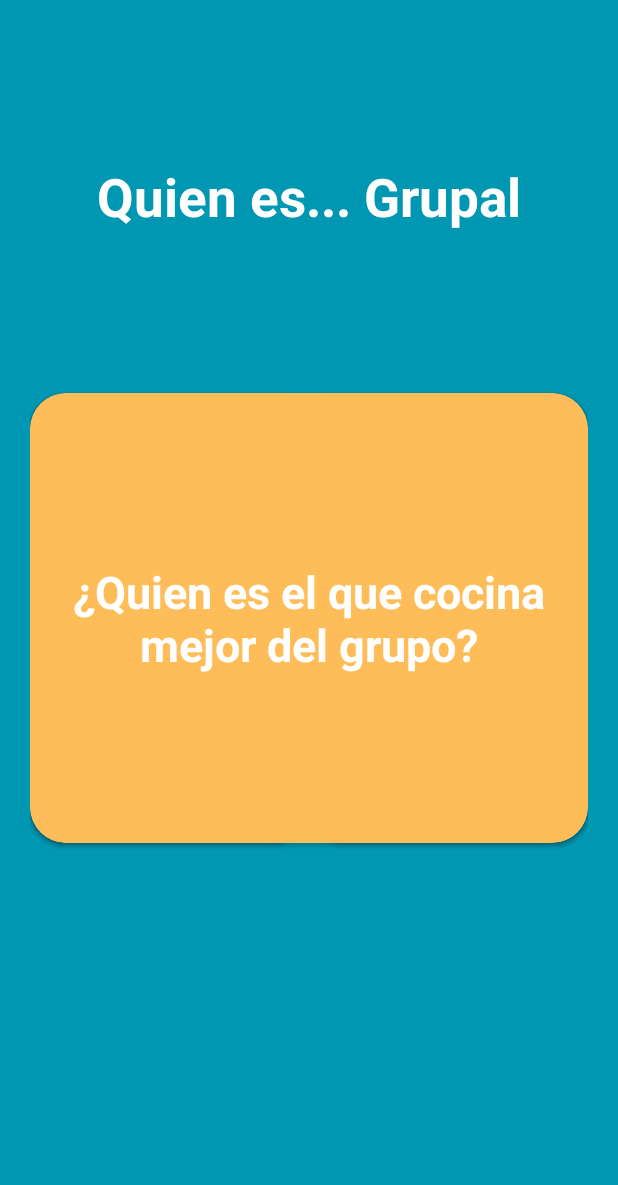
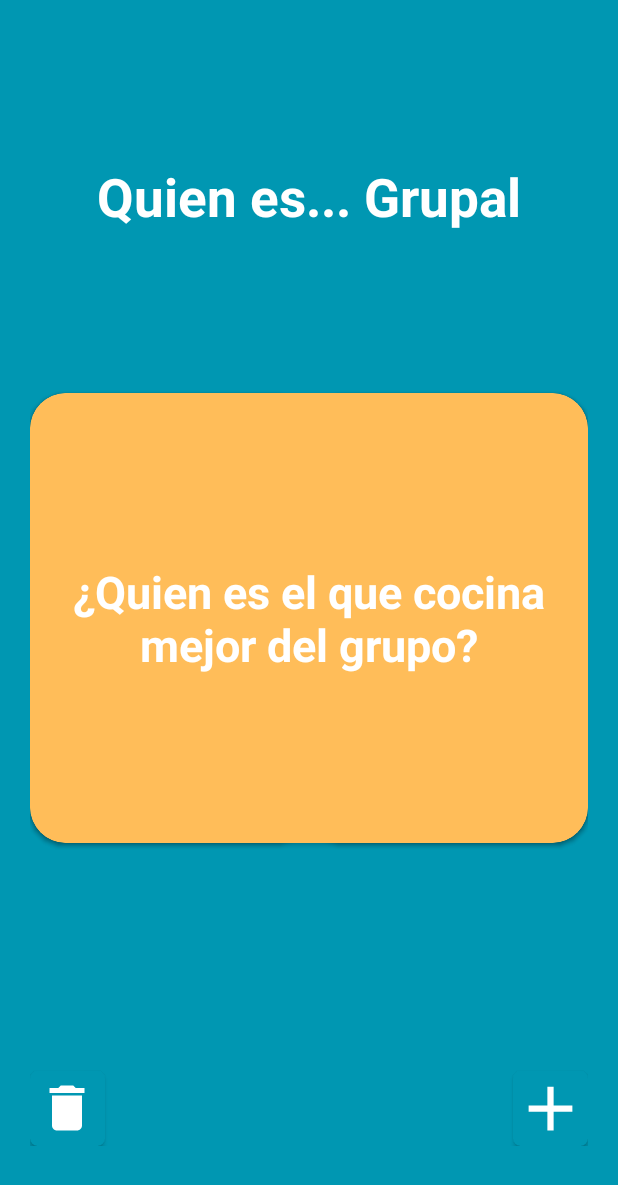
Before and after one commit to EzeDiazTrigo/QuestionsApp, an Android app: the screen it shows after launch (PreguntasActivity), after a tap on "Quien es... Grupal", on a phone screen of 412 x 824 dp. Shown: the top 1185 px of the screen. Run offline under Robolectric (Android 15) with nearby library versions, the phone set to English and light mode, and no system bars.

Commit message:
1.3.2
Se agregaron botones de add y delete questions

```diff
--- a/Preguntas1/app/src/main/java/com/example/preguntas1/Menu/MenuActivity.kt
+++ b/Preguntas1/app/src/main/java/com/example/preguntas1/Menu/MenuActivity.kt
@@ -38,12 +38,6 @@ class MenuActivity : AppCompatActivity() {
         initUI()
     }
 
-    /*private fun showDialog(){
-        val dialog = Dialog(this)
-        dialog.setContentView(R.layout.dialog_new_question)
-        dialog.show()
-    }*/
-
     private fun initialization(){
         btnWhois = findViewById(R.id.btnWhois)
         btnDeep = findViewById(R.id.btnDeep)
--- a/Preguntas1/app/src/main/java/com/example/preguntas1/Preguntas/PreguntasActivity.kt
+++ b/Preguntas1/app/src/main/java/com/example/preguntas1/Preguntas/PreguntasActivity.kt
@@ -1,5 +1,6 @@
 package com.example.preguntas1.Preguntas
 
+import android.app.Dialog
 import android.os.Bundle
 import android.util.TypedValue
 import android.widget.TextView
@@ -37,12 +38,14 @@ class PreguntasActivity : AppCompatActivity() {
     private lateinit var tvtitleQuestion: TextView
     private lateinit var cvPreQuest: CardView
     private lateinit var cvQuestionGeneral: CardView
+    private lateinit var cvDelete: CardView
+    private lateinit var cvAdd: CardView
 
     override fun onCreate(savedInstanceState: Bundle?) {
         super.onCreate(savedInstanceState)
         enableEdgeToEdge()
         setContentView(R.layout.activity_preguntas)
-        val deepQuestionsOriginal: List<String> = listOf(
+        val deepQuestionsOriginal: MutableList<String> = mutableListOf(
             "¿Eres más mental o emocional?",
             "¿Eres más mental o emocional?",
             "¿Te resulta fácil aceptar ayuda para lograr tus sueños?",
@@ -156,7 +159,7 @@ class PreguntasActivity : AppCompatActivity() {
             "¿Cuál es el recuerdo favorito que tienes de nosotros juntos?",
             "¿Te recargas estando rodeado de otras personas o pasando tiempo a solas?"
         )
-        val whoIsQuestionsOriginal: List<String> = listOf(
+        val whoIsQuestionsOriginal: MutableList<String> = mutableListOf(
             "¿Quién es más probable que atienda tu llamada a media noche?",
             "¿Quién es más probable que se sienta como en casa en tu casa?",
             "¿Quién se llevaría bien con los padres de todos?",
@@ -258,7 +261,7 @@ class PreguntasActivity : AppCompatActivity() {
             "¿Quien es el que siempre falta a las juntadas?",
             "¿Quien es el que cocina mejor del grupo?"
         )
-        val metQuestionsOriginal: List<String> = listOf(
+        val metQuestionsOriginal: MutableList<String> = mutableListOf(
             "¿Eres más mental o emocional?",
             "¿Te resulta fácil aceptar ayuda para lograr tus sueños?",
             "¿Te arrepientes de no haber hecho algo en la vida?",
@@ -462,7 +465,7 @@ class PreguntasActivity : AppCompatActivity() {
             "¿Consideras que tardas mucho en mostrar tus miedos y vulnerabilidades ante un amigo o una amiga?",
             "¿Quién te ha influido más en esta vida?"
         )
-        val linesIdeasOriginal: List<String> = listOf("¿A quién elegirías para sobrevivir en una isla desierta contigo?",
+        val linesIdeasOriginal: MutableList<String> = mutableListOf("¿A quién elegirías para sobrevivir en una isla desierta contigo?",
             "¿A quién elegirías para organizar tu boda?",
             "¿A quién elegirías para cuidar a tus mascotas?",
             "¿A quién elegirías para ser tu compañero de viaje?",
@@ -602,7 +605,7 @@ class PreguntasActivity : AppCompatActivity() {
             "¿A quién elegirías para ser tu compañero de esquí?",
             "¿A quién elegirías para ayudarte a planear una fiesta infantil?",
             "¿A quién elegirías para ser tu compañero de cata de vinos?")
-        val knowQuestionsOriginal: List<String> = listOf("¿Cuál es mi color favorito?",
+        val knowQuestionsOriginal: MutableList<String> = mutableListOf("¿Cuál es mi color favorito?",
             "¿Cuál es mi libro favorito?",
             "¿Prefiero el café o el té?",
             "¿Cuál es mi película favorita?",
@@ -699,6 +702,8 @@ class PreguntasActivity : AppCompatActivity() {
         tvtitleQuestion = findViewById(R.id.titleQuestion)
         cvQuestionGeneral = findViewById(R.id.cvQuestionGeneral)
         cvPreQuest = findViewById(R.id.cvPreQuest)
+        cvAdd = findViewById(R.id.cvAddQuestion)
+        cvDelete = findViewById(R.id.cvDeleteQuestion)
         var actualQuestion: MutableWrapper<Int> = MutableWrapper(0)
 
         when (type) {
@@ -734,7 +739,16 @@ class PreguntasActivity : AppCompatActivity() {
             )
         }
 
+        cvAdd.setOnClickListener{
+            showDialog()
+        }
 
+    }
+
+    private fun showDialog(){
+        val dialog = Dialog(this)
+        dialog.setContentView(R.layout.dialog_new_question)
+        dialog.show()
     }
 
     private fun preQuestion(
@@ -781,6 +795,8 @@ class PreguntasActivity : AppCompatActivity() {
         cvQuestion.setCardBackgroundColor(ContextCompat.getColor(this, R.color.block_whois))
         cvQuestionGeneral.setCardBackgroundColor(ContextCompat.getColor(this, R.color.block_whois))
         cvPreQuest.setCardBackgroundColor(ContextCompat.getColor(this, R.color.block_whois))
+        cvAdd.setCardBackgroundColor(ContextCompat.getColor(this, R.color.block_whois))
+        cvDelete.setCardBackgroundColor(ContextCompat.getColor(this, R.color.block_whois))
         tvtitleQuestion.text = getString(R.string.whois)
     }
 
@@ -790,6 +806,8 @@ class PreguntasActivity : AppCompatActivity() {
         cvQuestion.setCardBackgroundColor(ContextCompat.getColor(this, R.color.block_deep))
         cvQuestionGeneral.setCardBackgroundColor(ContextCompat.getColor(this, R.color.block_deep))
         cvPreQuest.setCardBackgroundColor(ContextCompat.getColor(this, R.color.block_deep))
+        cvDelete.setCardBackgroundColor(ContextCompat.getColor(this, R.color.block_deep))
+        cvAdd.setCardBackgroundColor(ContextCompat.getColor(this, R.color.block_deep))
         tvtitleQuestion.text = getString(R.string.deep)
     }
 
@@ -799,6 +817,8 @@ class PreguntasActivity : AppCompatActivity() {
         cvQuestion.setCardBackgroundColor(ContextCompat.getColor(this, R.color.block_met))
         cvQuestionGeneral.setCardBackgroundColor(ContextCompat.getColor(this, R.color.block_met))
         cvPreQuest.setCardBackgroundColor(ContextCompat.getColor(this, R.color.block_met))
+        cvDelete.setCardBackgroundColor(ContextCompat.getColor(this, R.color.block_met))
+        cvAdd.setCardBackgroundColor(ContextCompat.getColor(this, R.color.block_met))
         tvtitleQuestion.text = getString(R.string.met)
     }
 
@@ -830,6 +850,8 @@ class PreguntasActivity : AppCompatActivity() {
         cvQuestion.setCardBackgroundColor(ContextCompat.getColor(this, R.color.block_random))
         cvQuestionGeneral.setCardBackgroundColor(ContextCompat.getColor(this, R.color.block_random))
         cvPreQuest.setCardBackgroundColor(ContextCompat.getColor(this, R.color.block_random))
+        cvAdd.setCardBackgroundColor(ContextCompat.getColor(this, R.color.block_random))
+        cvDelete.setCardBackgroundColor(ContextCompat.getColor(this, R.color.block_random))
         tvtitleQuestion.text = getString(R.string.random)
     }
 
@@ -839,6 +861,8 @@ class PreguntasActivity : AppCompatActivity() {
         cvQuestion.setCardBackgroundColor(ContextCompat.getColor(this, R.color.block_15lines))
         cvQuestionGeneral.setCardBackgroundColor(ContextCompat.getColor(this, R.color.block_15lines))
         cvPreQuest.setCardBackgroundColor(ContextCompat.getColor(this, R.color.block_15lines))
+        cvAdd.setCardBackgroundColor(ContextCompat.getColor(this, R.color.block_15lines))
+        cvDelete.setCardBackgroundColor(ContextCompat.getColor(this, R.color.block_15lines))
         tvtitleQuestion.text = getString(R.string.lines)
         tvtitleQuestion.setTextSize(TypedValue.COMPLEX_UNIT_SP, 25f)
     }
@@ -849,6 +873,8 @@ class PreguntasActivity : AppCompatActivity() {
         cvQuestion.setCardBackgroundColor(ContextCompat.getColor(this, R.color.block_plus))
         cvQuestionGeneral.setCardBackgroundColor(ContextCompat.getColor(this, R.color.block_plus))
         cvPreQuest.setCardBackgroundColor(ContextCompat.getColor(this, R.color.block_plus))
+        cvAdd.setCardBackgroundColor(ContextCompat.getColor(this, R.color.block_plus))
+        cvDelete.setCardBackgroundColor(ContextCompat.getColor(this, R.color.block_plus))
         tvtitleQuestion.text = getString(R.string.plus)
         tvtitleQuestion.setTextSize(TypedValue.COMPLEX_UNIT_SP, 30f)
     }
--- /dev/null
+++ b/Preguntas1/app/src/main/res/drawable/ic_restart.xml
@@ -0,0 +1,5 @@
+<vector xmlns:android="http://schemas.android.com/apk/res/android" android:height="240dp" android:tint="#545454" android:viewportHeight="24" android:viewportWidth="24" android:width="240dp">
+
+    <path android:fillColor="@android:color/white" android:pathData="M12,6v3l4,-4 -4,-4v3c-4.42,0 -8,3.58 -8,8 0,1.57 0.46,3.03 1.24,4.26L6.7,14.8c-0.45,-0.83 -0.7,-1.79 -0.7,-2.8 0,-3.31 2.69,-6 6,-6zM18.76,7.74L17.3,9.2c0.44,0.84 0.7,1.79 0.7,2.8 0,3.31 -2.69,6 -6,6v-3l-4,4 4,4v-3c4.42,0 8,-3.58 8,-8 0,-1.57 -0.46,-3.03 -1.24,-4.26z"/>
+
+</vector>
--- a/Preguntas1/app/src/main/res/layout/activity_preguntas.xml
+++ b/Preguntas1/app/src/main/res/layout/activity_preguntas.xml
@@ -15,15 +15,16 @@
         android:id="@+id/titleQuestion"
         android:layout_width="wrap_content"
         android:layout_height="wrap_content"
-        app:layout_constraintTop_toTopOf="parent"
+        android:layout_marginBottom="60dp"
+        android:text="@string/whois"
+        android:textColor="@color/textlight"
+        android:textSize="35sp"
+        android:textStyle="bold"
+        app:layout_constraintBottom_toTopOf="@id/cvQuestion"
         app:layout_constraintEnd_toEndOf="parent"
         app:layout_constraintStart_toStartOf="parent"
-        android:layout_marginBottom="60dp"
-        app:layout_constraintBottom_toTopOf="@id/cvQuestion"
-        android:text="@string/whois"
-        android:textSize="35sp"
-        android:textStyle="bold"
-        android:textColor="@color/textlight"/>
+        app:layout_constraintTop_toTopOf="parent" />
+
     <androidx.cardview.widget.CardView
         android:id="@+id/cvPreQuest"
         android:layout_width="0dp"
@@ -31,12 +32,13 @@
         app:cardBackgroundColor="@color/block_whois"
         app:cardCornerRadius="24dp"
         app:layout_constraintBottom_toBottomOf="parent"
-        app:layout_constraintTop_toTopOf="parent"
         app:layout_constraintEnd_toStartOf="@id/cvQuestion"
-        app:layout_constraintStart_toStartOf="parent">
+        app:layout_constraintStart_toStartOf="parent"
+        app:layout_constraintTop_toTopOf="parent">
 
 
     </androidx.cardview.widget.CardView>
+
     <androidx.cardview.widget.CardView
         android:id="@+id/cvQuestion"
         android:layout_width="0dp"
@@ -45,11 +47,11 @@
         app:cardCornerRadius="24dp"
         app:layout_constraintBottom_toBottomOf="parent"
         app:layout_constraintEnd_toEndOf="parent"
-        app:layout_constraintTop_toTopOf="parent"
         app:layout_constraintStart_toEndOf="@id/cvPreQuest"
-        >
+        app:layout_constraintTop_toTopOf="parent">
 
     </androidx.cardview.widget.CardView>
+
     <androidx.cardview.widget.CardView
         android:id="@+id/cvQuestionGeneral"
         android:layout_width="0dp"
@@ -87,5 +89,53 @@
         </androidx.appcompat.widget.LinearLayoutCompat>
     </androidx.cardview.widget.CardView>
 
+    <androidx.cardview.widget.CardView
+        android:id="@+id/cvDeleteQuestion"
+        android:layout_width="50dp"
+        android:layout_height="50dp"
+        android:backgroundTint="@color/background_card"
+        app:cardCornerRadius="5dp"
+        app:layout_constraintBottom_toBottomOf="parent"
+        app:layout_constraintStart_toStartOf="parent">
+
+        <androidx.appcompat.widget.LinearLayoutCompat
+            android:layout_width="match_parent"
+            android:layout_height="match_parent"
+            android:gravity="center"
+            android:orientation="vertical">
+
+
+            <ImageView
+                android:layout_width="40dp"
+                android:layout_height="40dp"
+                android:src="@drawable/ic_delete"
+                app:tint="@color/white" />
+        </androidx.appcompat.widget.LinearLayoutCompat>
+    </androidx.cardview.widget.CardView>
+
+    <androidx.cardview.widget.CardView
+        android:id="@+id/cvAddQuestion"
+        android:layout_width="50dp"
+        android:layout_height="50dp"
+        android:backgroundTint="@color/background_card"
+        app:cardCornerRadius="5dp"
+        app:layout_constraintBottom_toBottomOf="parent"
+        app:layout_constraintEnd_toEndOf="parent">
+
+        <androidx.appcompat.widget.LinearLayoutCompat
+            android:layout_width="match_parent"
+            android:layout_height="match_parent"
+            android:gravity="center"
+            android:orientation="vertical">
+
+
+            <ImageView
+                android:layout_width="50dp"
+                android:layout_height="50dp"
+                android:src="@drawable/ic_add"
+                app:tint="@color/white" />
+        </androidx.appcompat.widget.LinearLayoutCompat>
+    </androidx.cardview.widget.CardView>
+
 
 </androidx.constraintlayout.widget.ConstraintLayout>
```
